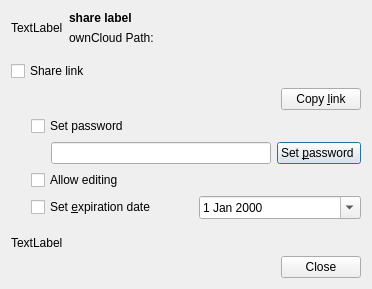
Qt form src/gui/sharedialog.ui (nextcloud/desktop) before a commit.
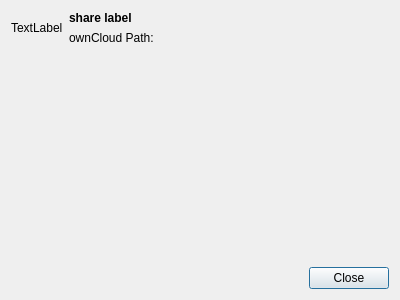
The same form after that commit. Custom widgets are drawn as their Qt base class.

Commit message:
[Sharing] Reorganized sharedialog code
Now we have 1 simple dialog that includes 2 widgets.
* ShareLinkWidget (for link shares)
* ShareUserGroupWidget (for user/group shares)

The ShareUserGroupWidget is only included if the server version is >=
8.2.0

For <8.2.0 the old behavior is preserved

Diff of the .ui file:
```diff
--- a/src/gui/sharedialog.ui
+++ b/src/gui/sharedialog.ui
@@ -6,23 +6,16 @@
    <rect>
     <x>0</x>
     <y>0</y>
-    <width>372</width>
-    <height>277</height>
+    <width>400</width>
+    <height>300</height>
    </rect>
   </property>
   <property name="windowTitle">
-   <string>Share NewDocument.odt</string>
+   <string>Dialog</string>
   </property>
-  <layout class="QGridLayout" name="gridLayout_3">
-   <item row="0" column="0" colspan="2">
+  <layout class="QVBoxLayout" name="verticalLayout_2">
+   <item>
     <layout class="QGridLayout" name="gridLayout">
-     <item row="0" column="0" rowspan="2">
-      <widget class="QLabel" name="label_icon">
-       <property name="text">
-        <string>TextLabel</string>
-       </property>
-      </widget>
-     </item>
      <item row="0" column="1">
       <widget class="QLabel" name="label_name">
        <property name="sizePolicy">
@@ -42,9 +35,6 @@
        </property>
       </widget>
      </item>
-     <item row="0" column="2" rowspan="2">
-      <widget class="QProgressIndicator" name="pi_share" native="true"/>
-     </item>
      <item row="1" column="1">
       <widget class="QLabel" name="label_sharePath">
        <property name="sizePolicy">
@@ -64,176 +54,19 @@
        </property>
       </widget>
      </item>
-    </layout>
-   </item>
-   <item row="1" column="0">
-    <layout class="QHBoxLayout" name="horizontalLayout_shareLink">
-     <property name="topMargin">
-      <number>10</number>
-     </property>
-     <item>
-      <widget class="QCheckBox" name="checkBox_shareLink">
+     <item row="0" column="0" rowspan="2">
+      <widget class="QLabel" name="label_icon">
        <property name="text">
-        <string>Share link</string>
+        <string>TextLabel</string>
        </property>
       </widget>
      </item>
     </layout>
    </item>
-   <item row="2" column="0" colspan="2">
-    <widget class="QWidget" name="widget_shareLink" native="true">
-     <layout class="QGridLayout" name="gridLayout_2">
-      <property name="leftMargin">
-       <number>20</number>
-      </property>
-      <property name="topMargin">
-       <number>1</number>
-      </property>
-      <property name="rightMargin">
-       <number>0</number>
-      </property>
-      <item row="2" column="0">
-       <layout class="QHBoxLayout" name="horizontalLayout">
-        <property name="leftMargin">
-         <number>20</number>
-        </property>
-        <item>
-         <widget class="QLineEdit" name="lineEdit_password">
-          <property name="echoMode">
-           <enum>QLineEdit::Password</enum>
-          </property>
-         </widget>
-        </item>
-        <item>
-         <widget class="QPushButton" name="pushButton_setPassword">
-          <property name="sizePolicy">
-           <sizepolicy hsizetype="Preferred" vsizetype="Fixed">
-            <horstretch>0</horstretch>
-            <verstretch>0</verstretch>
-           </sizepolicy>
-          </property>
-          <property name="text">
-           <string>Set &amp;password </string>
-          </property>
-         </widget>
-        </item>
-       </layout>
-      </item>
-      <item row="4" column="0">
-       <layout class="QHBoxLayout" name="horizontalLayout_2">
-        <property name="leftMargin">
-         <number>0</number>
-        </property>
-        <item>
-         <widget class="QCheckBox" name="checkBox_expire">
-          <property name="text">
-           <string>Set &amp;expiration date</string>
-          </property>
-         </widget>
-        </item>
-        <item>
-         <widget class="QDateEdit" name="calendar">
-          <property name="calendarPopup">
-           <bool>true</bool>
-          </property>
-         </widget>
-        </item>
-       </layout>
-      </item>
-      <item row="1" column="0">
-       <layout class="QHBoxLayout" name="horizontalLayout_password">
-        <item>
-         <widget class="QCheckBox" name="checkBox_password">
-          <property name="sizePolicy">
-           <sizepolicy hsizetype="Maximum" vsizetype="Maximum">
-            <horstretch>0</horstretch>
-            <verstretch>0</verstretch>
-           </sizepolicy>
-          </property>
-          <property name="text">
-           <string>Set password</string>
-          </property>
-         </widget>
-        </item>
-        <item>
-         <spacer name="horizontalSpacer_3">
-          <property name="orientation">
-           <enum>Qt::Horizontal</enum>
-          </property>
-          <property name="sizeHint" stdset="0">
-           <size>
-            <width>40</width>
-            <height>20</height>
-           </size>
-          </property>
-         </spacer>
-        </item>
-       </layout>
-      </item>
-      <item row="0" column="0">
-       <layout class="QHBoxLayout" name="horizontalLayout_3">
-        <property name="sizeConstraint">
-         <enum>QLayout::SetDefaultConstraint</enum>
-        </property>
-        <item>
-         <widget class="QLabel" name="_labelShareLink">
-          <property name="sizePolicy">
-           <sizepolicy hsizetype="MinimumExpanding" vsizetype="Preferred">
-            <horstretch>0</horstretch>
-            <verstretch>0</verstretch>
-           </sizepolicy>
-          </property>
-          <property name="frameShape">
-           <enum>QFrame::NoFrame</enum>
-          </property>
-          <property name="text">
-           <string/>
-          </property>
-          <property name="textFormat">
-           <enum>Qt::RichText</enum>
-          </property>
-          <property name="openExternalLinks">
-           <bool>true</bool>
-          </property>
-         </widget>
-        </item>
-        <item>
-         <widget class="QPushButton" name="pushButton_copy">
-          <property name="text">
-           <string>Copy &amp;link</string>
-          </property>
-         </widget>
-        </item>
-       </layout>
-      </item>
-      <item row="3" column="0">
-       <layout class="QHBoxLayout" name="horizontalLayout_editing">
-        <item>
-         <widget class="QCheckBox" name="checkBox_editing">
-          <property name="text">
-           <string>Allow editing</string>
-          </property>
-         </widget>
-        </item>
-        <item>
-         <spacer name="horizontalSpacer">
-          <property name="orientation">
-           <enum>Qt::Horizontal</enum>
-          </property>
-          <property name="sizeHint" stdset="0">
-           <size>
-            <width>40</width>
-            <height>20</height>
-           </size>
-          </property>
-         </spacer>
-        </item>
-       </layout>
-      </item>
-     </layout>
-    </widget>
+   <item>
+    <layout class="QVBoxLayout" name="shareWidgetsLayout"/>
    </item>
-   <item row="3" column="1">
+   <item>
     <spacer name="verticalSpacer">
      <property name="orientation">
       <enum>Qt::Vertical</enum>
@@ -246,20 +79,7 @@
      </property>
     </spacer>
    </item>
-   <item row="4" column="0">
-    <widget class="QLabel" name="errorLabel">
-     <property name="sizePolicy">
-      <sizepolicy hsizetype="MinimumExpanding" vsizetype="Preferred">
-       <horstretch>0</horstretch>
-       <verstretch>0</verstretch>
-      </sizepolicy>
-     </property>
-     <property name="text">
-      <string>TextLabel</string>
-     </property>
-    </widget>
-   </item>
-   <item row="5" column="0" colspan="2">
+   <item>
     <widget class="QDialogButtonBox" name="buttonBox">
      <property name="sizePolicy">
       <sizepolicy hsizetype="MinimumExpanding" vsizetype="Minimum">
@@ -273,19 +93,7 @@
     </widget>
    </item>
   </layout>
-  <zorder>errorLabel</zorder>
-  <zorder>widget_shareLink</zorder>
-  <zorder>buttonBox</zorder>
  </widget>
- <layoutdefault spacing="6" margin="11"/>
- <customwidgets>
-  <customwidget>
-   <class>QProgressIndicator</class>
-   <extends>QWidget</extends>
-   <header>QProgressIndicator.h</header>
-   <container>1</container>
-  </customwidget>
- </customwidgets>
  <resources/>
  <connections/>
 </ui>
```
The commit also changes 16 other files.
